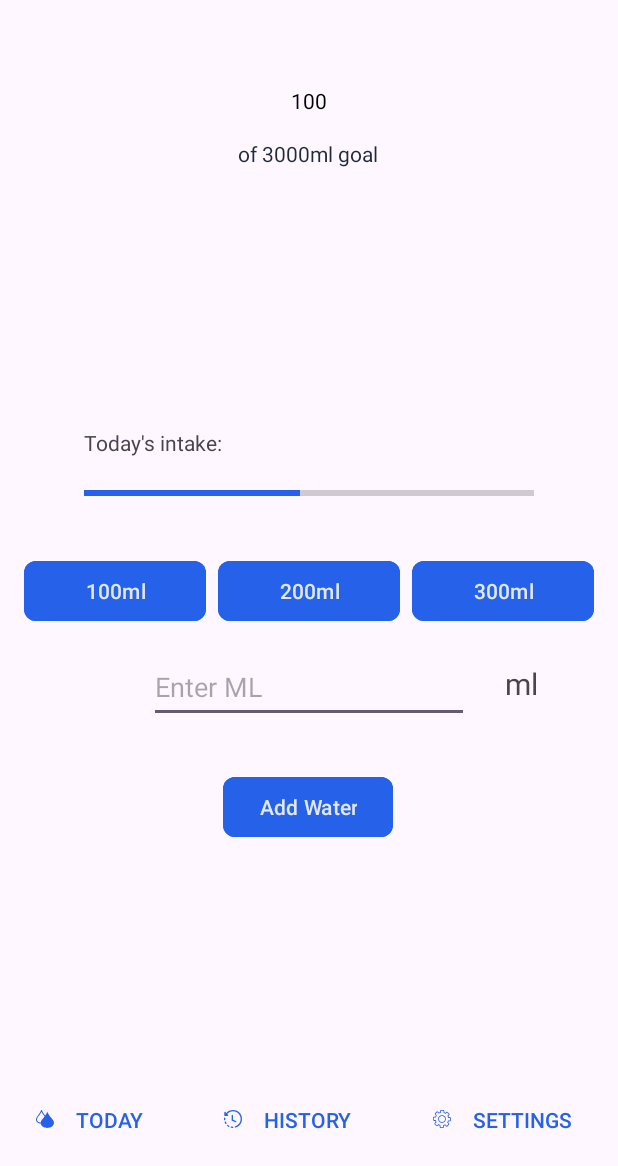
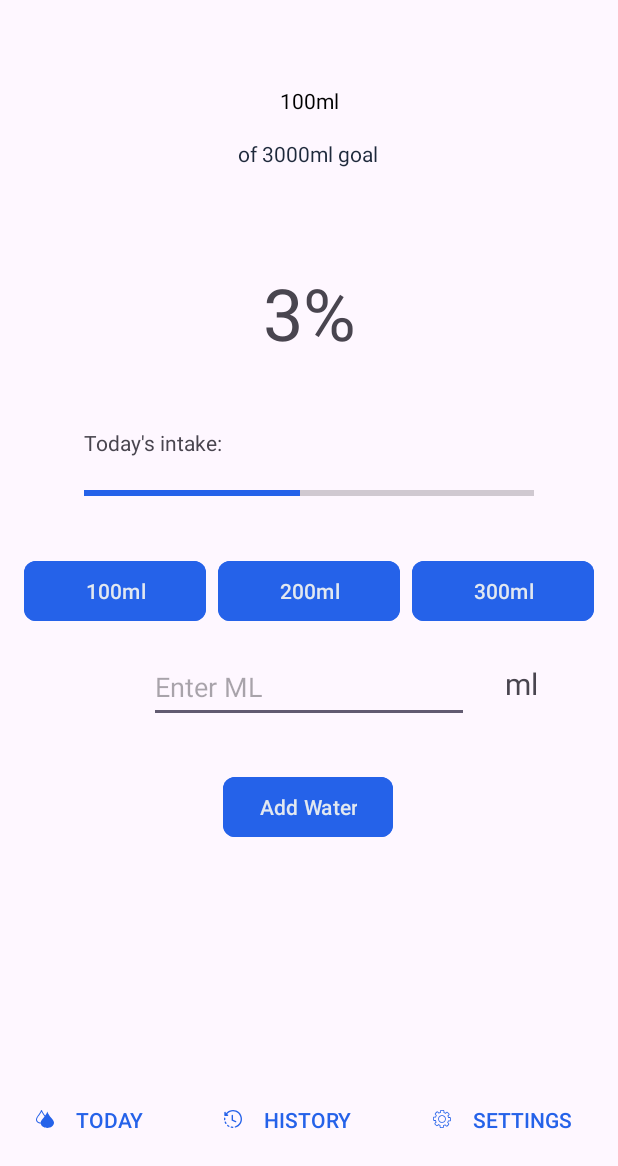
Before and after one commit to ostap-khomiak/Hydrate, an Android app: the screen it shows after launch (MainActivity), after a tap on "100ml", on a phone screen of 412 x 824 dp, the part 70-1236 px from its top. Run offline under Robolectric (Android 15) with nearby library versions, the phone set to English and light mode, and no system bars; Roboto replaces fonts that are not available here.

Commit message:
Add logic to MainFragment

```diff
--- a/app/src/main/java/com/ostapkhomiak/hydrate/MainFragment.kt
+++ b/app/src/main/java/com/ostapkhomiak/hydrate/MainFragment.kt
@@ -6,6 +6,7 @@ import android.view.LayoutInflater
 import android.view.View
 import android.view.ViewGroup
 import android.widget.Button
+import android.widget.EditText
 import android.widget.TextView
 import androidx.fragment.app.activityViewModels
 
@@ -16,6 +17,9 @@ class MainFragment : Fragment() {
     var goalTextView: TextView? = null
     var goalAmount: Int = 0
     var progressTextView: TextView? = null
+    var percentageTextView: TextView? = null
+    var ConfirmWater: Button? = null
+    var editTextNumber: EditText? = null
 
 
 
@@ -31,14 +35,23 @@ class MainFragment : Fragment() {
 
         goalTextView = view.findViewById(R.id.GoalTextView)
         progressTextView = view.findViewById(R.id.ProgressTextView)
+        percentageTextView = view.findViewById(R.id.PercentageTextView)
+        ConfirmWater = view.findViewById(R.id.ConfirmWater)
+        editTextNumber = view.findViewById(R.id.editTextNumber)
+        ConfirmWater?.setOnClickListener {
+            shareViewModel.addConsumedWater(editTextNumber?.text.toString().toInt())
+        }
+
         val smallMLBtn = view.findViewById<Button>(R.id.smallMLBtn)
         smallMLBtn.setOnClickListener {
             shareViewModel.addConsumedWater(100)
         }
+
         val mediumMLBtn = view.findViewById<Button>(R.id.mediumMLBtn)
         mediumMLBtn.setOnClickListener {
             shareViewModel.addConsumedWater(200)
         }
+
         val largeMLBtn = view.findViewById<Button>(R.id.largeMLBtn)
         largeMLBtn.setOnClickListener {
             shareViewModel.addConsumedWater(300)
@@ -66,8 +79,6 @@ class MainFragment : Fragment() {
 
 
 
-        // Update ViewModel
-
 
 
 
@@ -84,7 +95,13 @@ class MainFragment : Fragment() {
 
 
     fun updateProgress(){
-        progressTextView?.setText("${shareViewModel.getConsumedWater()}")
+        progressTextView?.setText("${shareViewModel.getConsumedWater()}ml")
+        if(shareViewModel.getIsManualAmount()!!) {
+            percentageTextView?.setText("${shareViewModel.getConsumedWater()?.times(100)?.div(shareViewModel.getManualAmount()!!)}%")
+        } else {
+            percentageTextView?.setText("${shareViewModel.getConsumedWater()?.times(100)?.div(shareViewModel.getCalculatedAmount()!!)}%")
+
+        }
     }
 
     fun updateGoal() {
```
